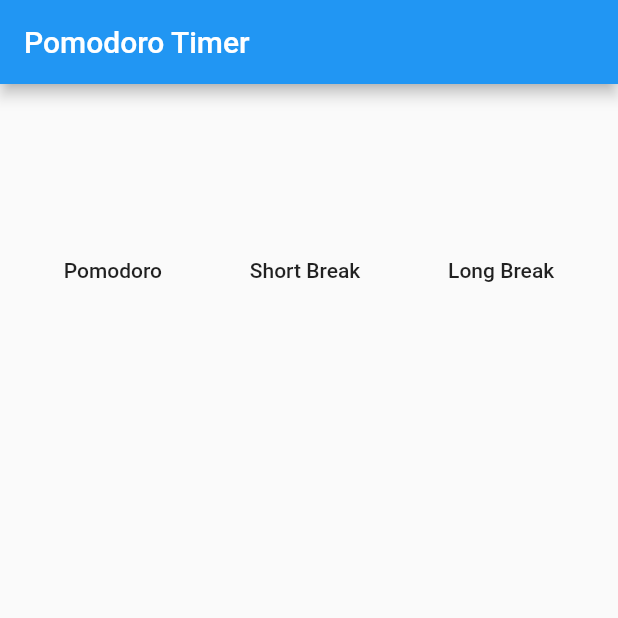
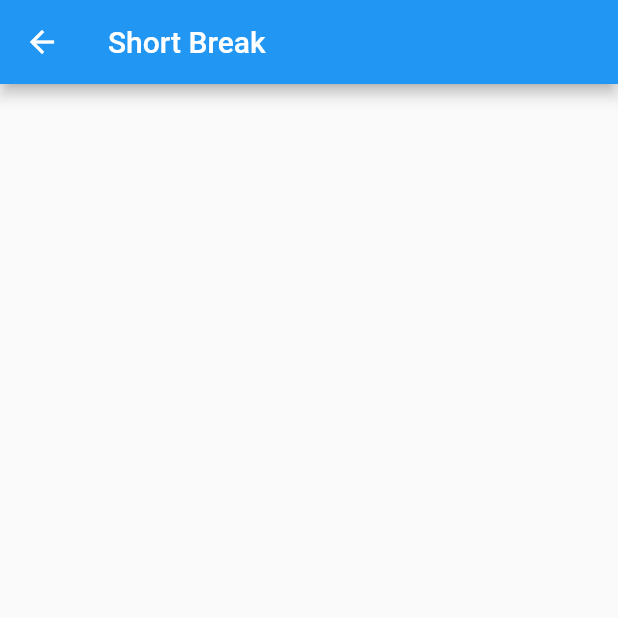
Before and after one commit to Harshal12355/pomodoro_timer, a Flutter app: the screen it shows after launch, after a tap on "Short Break", on a phone screen of 412 x 824 dp, the top half of it. Run offline on Flutter 3.47's test engine with Material 2 defaults, Android fonts, the phone set to English and light mode, and no system bars.

Commit message:
Created new pages and managed to link them to the homepage

```diff
--- /dev/null
+++ b/lib/Short_Break.dart
@@ -0,0 +1,18 @@
+import 'package:flutter/material.dart';
+import 'main.dart';
+
+class SPage extends StatefulWidget {
+  @override
+  _SPageState createState() => _SPageState();
+}
+
+class _SPageState extends State<SPage> {
+  @override
+  Widget build(BuildContext context) {
+    return Scaffold(
+      appBar: AppBar(
+        title: Text("Short Break"),
+      ),
+    );
+  }
+}
--- a/lib/main.dart
+++ b/lib/main.dart
@@ -1,6 +1,8 @@
 import 'dart:async';
 import 'dart:ui';
 import 'package:flutter/material.dart';
+import 'Short_Break.dart';
+import 'Long_Break.dart';
 
 void main() {
   runApp(MyApp());
@@ -42,21 +44,27 @@ class _PomodoroState extends State<Pomodoro> {
                 child: Row(
                   mainAxisAlignment: MainAxisAlignment.spaceEvenly,
                   children: <Widget>[
-                    FlatButton(
-                        onPressed: () {
-                          print("Pomodoro");
-                        },
-                        child: Text("Pomodoro"),
-                    ),
+                    // FlatButton(
+                    //     onPressed: () {
+                    //       print("Pomodoro");
+                    //     },
+                    //     child: Text("Pomodoro"),
+                    // ),
                     FlatButton(
                       onPressed: () {
-                        print("Short Break");
+                        Navigator.push(
+                          context,
+                          MaterialPageRoute(builder: (context) => SPage()),
+                        );
                       },
                       child: Text("Short Break"),
                     ),
                     FlatButton(
                       onPressed: () {
-                        print("Long Break");
+                        Navigator.push(
+                          context,
+                          MaterialPageRoute(builder: (context) => LPage()),
+                        );
                       },
                       child: Text("Long Break"),
                     ),
```
Also changed, not shown: lib/Long_Break.dart (added, +18 -0 lines).
